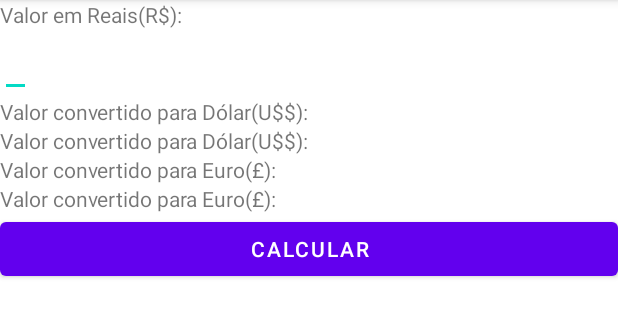
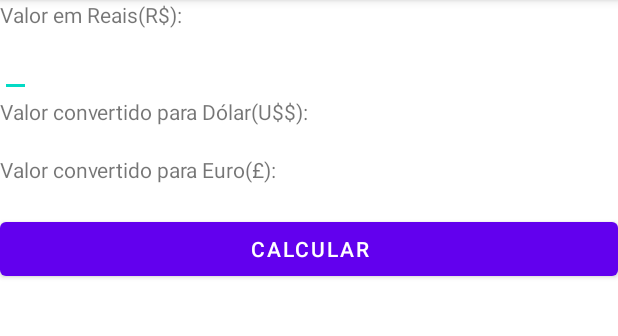
Before and after one commit to arthurmdros/CurrencyConverter, an Android app: the screen it shows after launch (MainActivity), on a phone screen of 412 x 824 dp, the part 84-420 px from its top. Run offline under Robolectric (Android 15) with nearby library versions, the phone set to English and light mode, and no system bars.

Commit message:
Adicionando método de limpar valores dos elementos de texto que exibem o valor de conversão

```diff
--- a/app/src/main/java/com/example/currencyconverterapp/MainActivity.java
+++ b/app/src/main/java/com/example/currencyconverterapp/MainActivity.java
@@ -23,6 +23,7 @@ public class MainActivity extends AppCompatActivity implements View.OnClickListe
         this.mViewHolder.textEuro = findViewById(R.id.text_euro);
         this.mViewHolder.buttonCalculate = findViewById(R.id.button_calculate);
 
+        this.clearValues();
     }
 
     @Override
@@ -36,6 +37,11 @@ public class MainActivity extends AppCompatActivity implements View.OnClickListe
         }
     }
 
+    private void clearValues(){
+        this.mViewHolder.textDolar.setText("");
+        this.mViewHolder.textEuro.setText("");
+    }
+
     private static class ViewHolder {
         EditText editValue;
         TextView textDolar;
```
